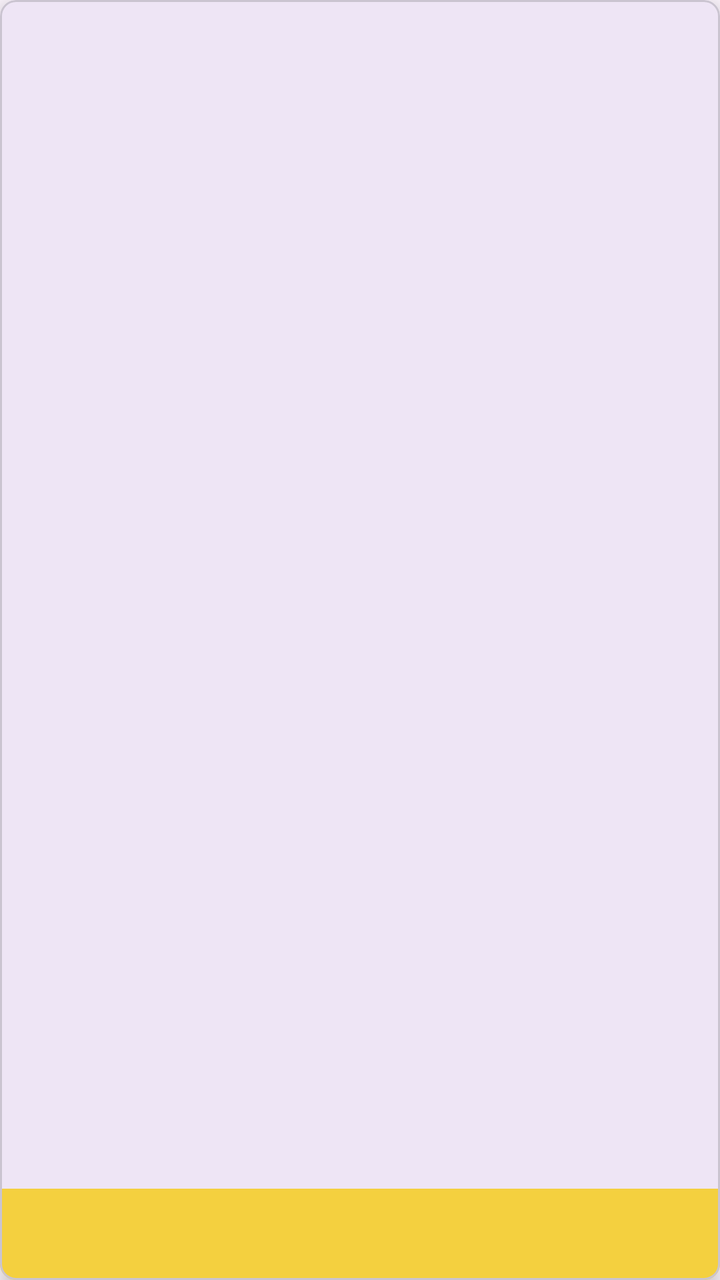
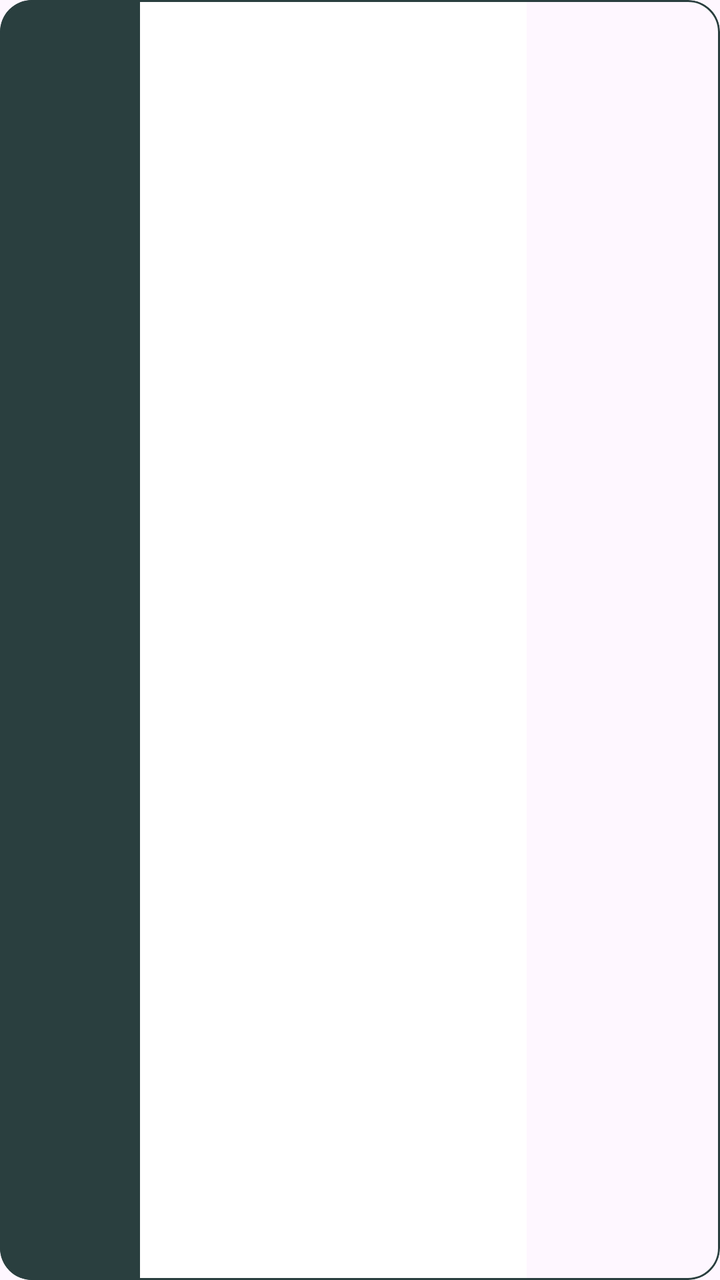

The first picture is an Android layout as it rendered before a commit; the second is the same layout after the commit. The layout source and the unified diff follow.
<!-- AndroidManifest.xml: application theme Theme.SortItJSON -->
<!-- res/layout/item_choicedesign.xml -->
<com.google.android.material.card.MaterialCardView
    xmlns:android="http://schemas.android.com/apk/res/android"
    xmlns:app="http://schemas.android.com/apk/res-auto"
    android:layout_width="match_parent"
    android:layout_height="180dp"
    android:layout_margin="12dp"
    app:cardElevation="6dp"
    app:cardCornerRadius="8dp">

    <FrameLayout
        android:layout_width="match_parent"
        android:layout_height="match_parent">

        <ImageView
            android:id="@+id/image"
            android:layout_width="match_parent"
            android:layout_height="match_parent"
            android:scaleType="centerCrop" />

        <TextView
            android:id="@+id/title"
            android:layout_width="match_parent"
            android:layout_height="wrap_content"
            android:layout_gravity="bottom"
            android:background="#F4D03F"
            android:fontFamily="@font/montserrat_bold"
            android:textStyle="normal"
            android:padding="12dp"
            android:textSize="16sp"
            android:textColor="#467750"/>
    </FrameLayout>
</com.google.android.material.card.MaterialCardView>
<!-- resources referenced by this layout -->
<resources>
  <style name="Theme.SortItJSON" parent="Base.Theme.SortItJSON" />
  <style name="Base.Theme.SortItJSON" parent="Theme.Material3.DayNight.NoActionBar">
          
          
      </style>
</resources>

<!-- the commit's change to res/layout/item_choicedesign.xml (unified diff, before → after) -->
@@ -2,31 +2,48 @@
     xmlns:android="http://schemas.android.com/apk/res/android"
     xmlns:app="http://schemas.android.com/apk/res-auto"
     android:layout_width="match_parent"
-    android:layout_height="180dp"
-    android:layout_margin="12dp"
-    app:cardElevation="6dp"
-    app:cardCornerRadius="8dp">
+    android:layout_height="130dp"
+    android:layout_margin="5dp"
+    app:cardCornerRadius="16dp"
+    app:strokeWidth="1dp"
+    app:strokeColor="#2A3F3F">
 
     <FrameLayout
         android:layout_width="match_parent"
         android:layout_height="match_parent">
 
-        <ImageView
-            android:id="@+id/image"
+        <LinearLayout
             android:layout_width="match_parent"
             android:layout_height="match_parent"
-            android:scaleType="centerCrop" />
+            android:orientation="horizontal">
 
-        <TextView
-            android:id="@+id/title"
-            android:layout_width="match_parent"
-            android:layout_height="wrap_content"
-            android:layout_gravity="bottom"
-            android:background="#F4D03F"
-            android:fontFamily="@font/montserrat_bold"
-            android:textStyle="normal"
-            android:padding="12dp"
-            android:textSize="16sp"
-            android:textColor="#467750"/>
+            <LinearLayout
+                android:layout_width="70dp"
+                android:layout_height="match_parent"
+                android:orientation="horizontal"
+                android:background="#2A3F3F">
+            </LinearLayout>
+
+            <TextView
+                android:id="@+id/title"
+                android:layout_width="0dp"
+                android:layout_height="match_parent"
+                android:layout_weight="2"
+                android:fontFamily="@font/montserrat_bold"
+                android:gravity="center_vertical"
+                android:padding="12dp"
+                android:textColor="#467750"
+                android:textSize="16sp"
+                android:background="@color/white"/>
+
+            <ImageView
+                android:id="@+id/image"
+                android:layout_width="0dp"
+                android:layout_height="match_parent"
+                android:layout_weight="1"
+                android:scaleType="centerCrop" />
+
+        </LinearLayout>
     </FrameLayout>
+
 </com.google.android.material.card.MaterialCardView>
<!-- resource entries referenced after the edit -->
@@ -1,5 +1,6 @@
 <!-- resources referenced by this layout -->
 <resources>
+  <color name="white">#FFFFFFFF</color>
   <style name="Theme.SortItJSON" parent="Base.Theme.SortItJSON" />
   <style name="Base.Theme.SortItJSON" parent="Theme.Material3.DayNight.NoActionBar">
           
